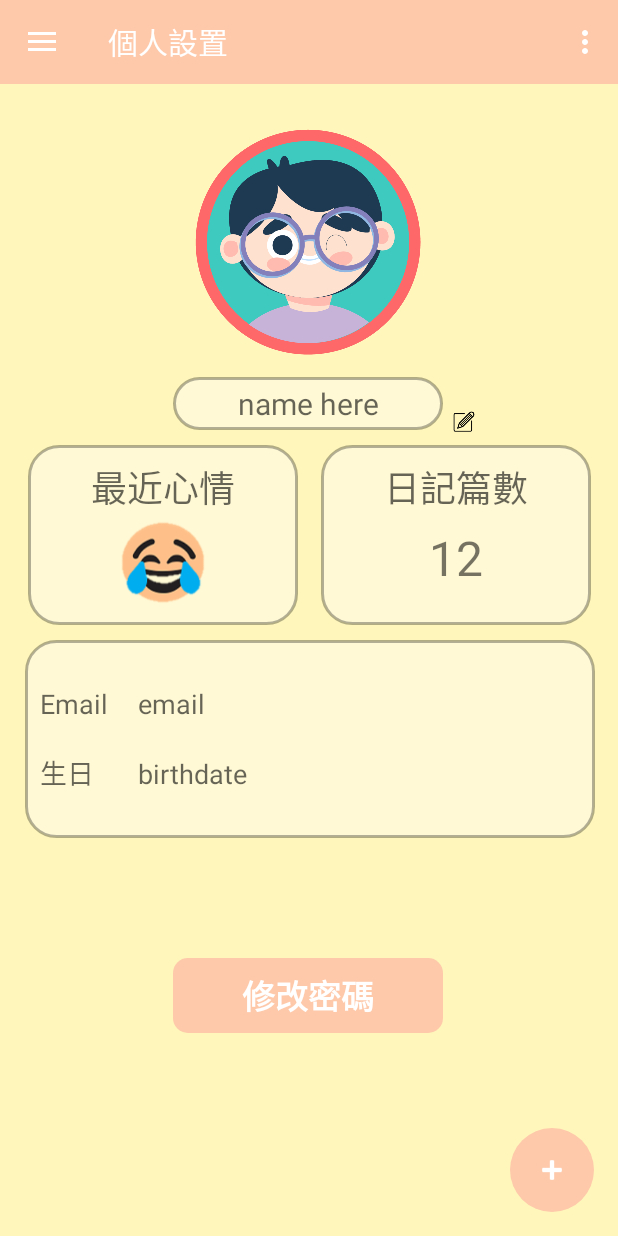
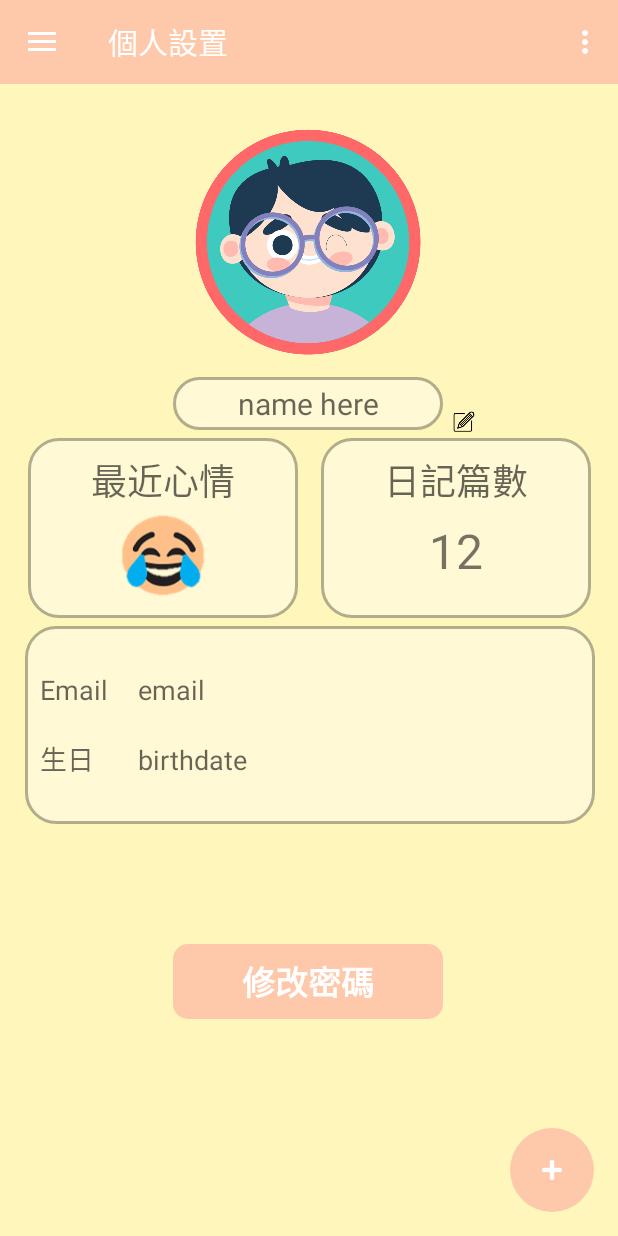
Before and after one commit to 110407SchoolProject/origin, an Android app: the ProfileFragment screen opened through its navigation route, on a phone screen of 412 x 824 dp. Run offline under Robolectric (Android 15) with nearby library versions, the phone set to English and light mode, and no system bars; our stand-ins replace navigation-ui; libraries missing offline, so code that uses them is left out: com.facebook.stetho.

Commit message:
Profile 和 tree_select畫面修改 - by 小龍

```diff
--- a/app/src/main/res/layout/fragment_profile.xml
+++ b/app/src/main/res/layout/fragment_profile.xml
@@ -32,7 +32,7 @@
             android:layout_marginEnd="32dp"
             android:layout_marginRight="32dp"
             android:orientation="horizontal"
-            android:padding="10dp"
+            android:padding="5dp"
             app:layout_constraintEnd_toEndOf="parent"
             app:layout_constraintStart_toStartOf="parent"
             app:layout_constraintTop_toBottomOf="@+id/profileName">
--- a/app/src/main/res/layout/fragment_tree_select_date.xml
+++ b/app/src/main/res/layout/fragment_tree_select_date.xml
@@ -78,7 +78,7 @@
 
                 <ImageView
                     android:id="@+id/myDatePicker1InTree"
-                    android:layout_width="25dp"
+                    android:layout_width="30dp"
                     android:layout_height="30dp"
                     app:srcCompat="@drawable/calendaricon2" />
             </LinearLayout>
```
